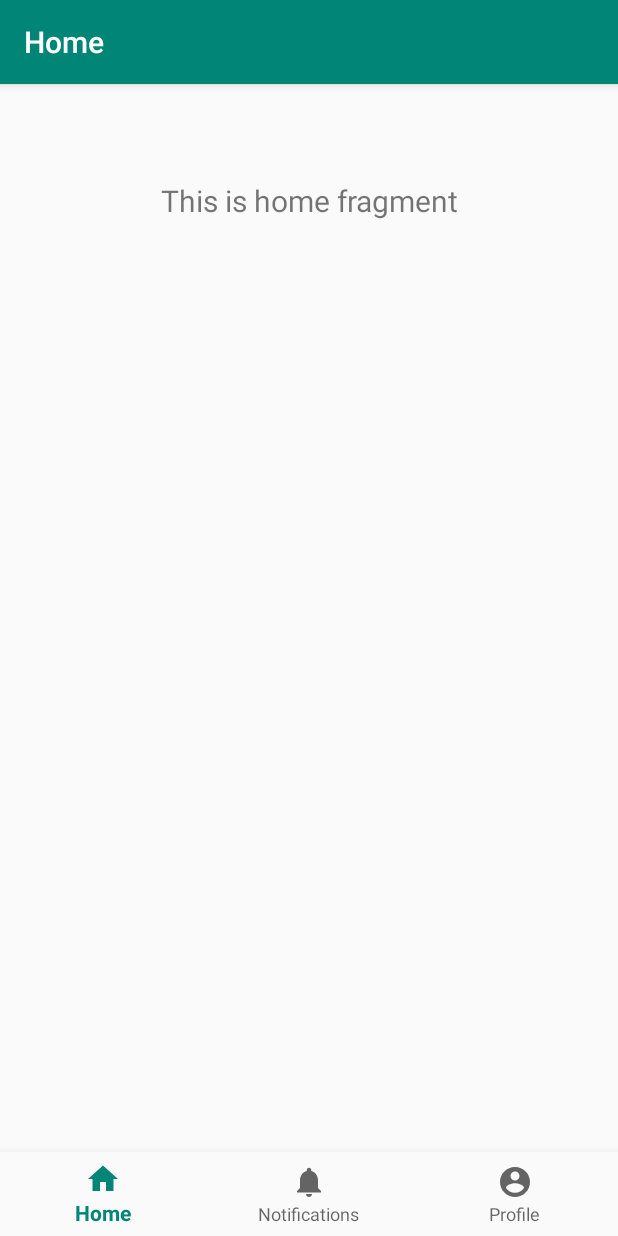
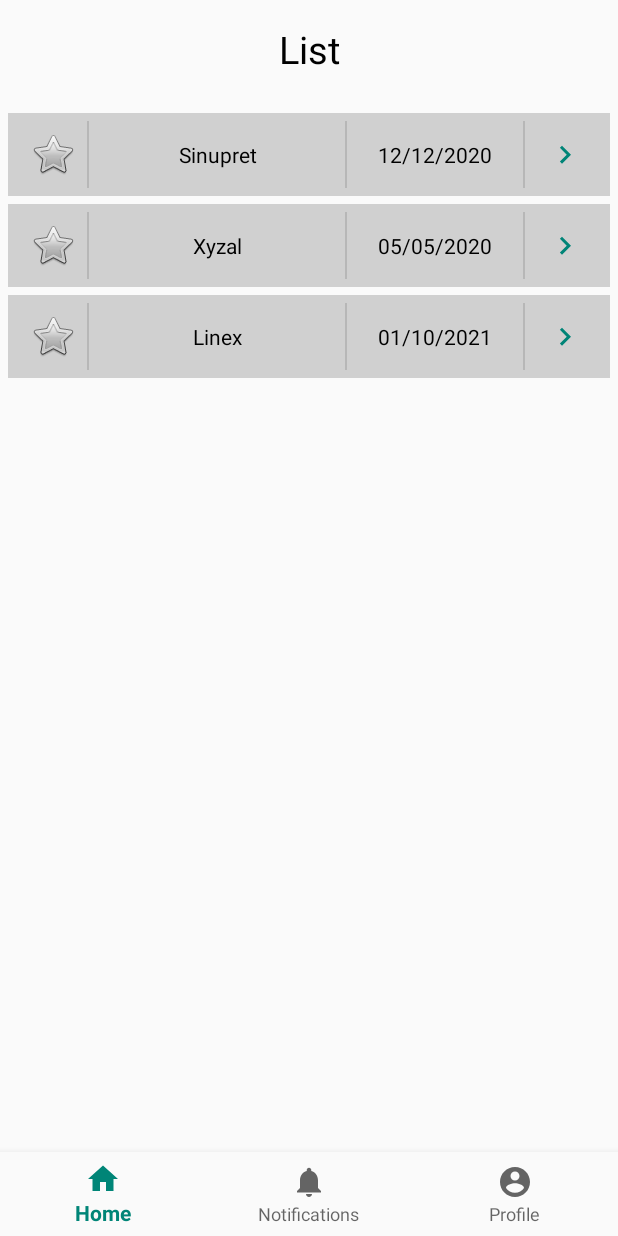
Before and after one commit to ElinaMaleksa/MediCheck2, an Android app: the screen it shows after launch (MainActivity), on a phone screen of 412 x 824 dp. Run offline under Robolectric (Android 15) with nearby library versions, the phone set to English and light mode, and no system bars; our stand-ins replace navigation-ui.

Commit message:
implemented recyclerview in home fragment

```diff
--- a/app/src/main/AndroidManifest.xml
+++ b/app/src/main/AndroidManifest.xml
@@ -1,5 +1,6 @@
 <?xml version="1.0" encoding="utf-8"?>
 <manifest xmlns:android="http://schemas.android.com/apk/res/android"
+    xmlns:tools="http://schemas.android.com/tools"
     package="com.app.medicheck">
 
     <application
@@ -8,7 +9,8 @@
         android:label="@string/app_name"
         android:roundIcon="@mipmap/ic_launcher_round"
         android:supportsRtl="true"
-        android:theme="@style/AppTheme">
+        android:theme="@style/AppTheme"
+        tools:ignore="GoogleAppIndexingWarning">
         <activity
             android:name=".MainActivity"
             android:label="@string/app_name">
@@ -18,6 +20,7 @@
                 <category android:name="android.intent.category.LAUNCHER" />
             </intent-filter>
         </activity>
+        <activity android:name=".ui.home.ProductDetailsActivity" />
     </application>
 
 </manifest>
--- a/app/src/main/java/com/app/medicheck/MainActivity.java
+++ b/app/src/main/java/com/app/medicheck/MainActivity.java
@@ -15,10 +15,14 @@ public class MainActivity extends AppCompatActivity {
     @Override
     protected void onCreate(Bundle savedInstanceState) {
         super.onCreate(savedInstanceState);
+
+        if (getSupportActionBar() != null)
+            getSupportActionBar().hide();
+
         setContentView(R.layout.activity_main);
         BottomNavigationView navView = findViewById(R.id.nav_view);
         // Passing each menu ID as a set of Ids because each
-        // menu should be considered as top level destinations.
+        // menu should be considered as top level destination
         AppBarConfiguration appBarConfiguration = new AppBarConfiguration.Builder(
                     R.id.navigation_home, R.id.navigation_notifications, R.id.navigation_profile)
                 .build();
@@ -26,5 +30,4 @@ public class MainActivity extends AppCompatActivity {
         NavigationUI.setupActionBarWithNavController(this, navController, appBarConfiguration);
         NavigationUI.setupWithNavController(navView, navController);
     }
-
 }
--- a/app/src/main/java/com/app/medicheck/ui/home/HomeFragment.java
+++ b/app/src/main/java/com/app/medicheck/ui/home/HomeFragment.java
@@ -4,32 +4,53 @@ import android.os.Bundle;
 import android.view.LayoutInflater;
 import android.view.View;
 import android.view.ViewGroup;
-import android.widget.TextView;
 
-import androidx.annotation.Nullable;
 import androidx.annotation.NonNull;
 import androidx.fragment.app.Fragment;
-import androidx.lifecycle.Observer;
-import androidx.lifecycle.ViewModelProviders;
+import androidx.recyclerview.widget.LinearLayoutManager;
+import androidx.recyclerview.widget.RecyclerView;
+import androidx.swiperefreshlayout.widget.SwipeRefreshLayout;
 
 import com.app.medicheck.R;
 
+import java.util.ArrayList;
+
 public class HomeFragment extends Fragment {
+    private RecyclerView mRecyclerView;
+    ArrayList<Products> mProductList;
+    RecyclerViewAdapter mRecyclerViewAdapter;
 
-    private HomeViewModel homeViewModel;
+    public View onCreateView(@NonNull LayoutInflater inflater, ViewGroup container, Bundle savedInstanceState) {
+        View root = inflater.inflate(R.layout.fragment_home, container, false);
 
-    public View onCreateView(@NonNull LayoutInflater inflater,
-                             ViewGroup container, Bundle savedInstanceState) {
-        homeViewModel =
-                ViewModelProviders.of(this).get(HomeViewModel.class);
-        View root = inflater.inflate(R.layout.fragment_home, container, false);
-        final TextView textView = root.findViewById(R.id.text_home);
-        homeViewModel.getText().observe(this, new Observer<String>() {
+        mRecyclerView = root.findViewById(R.id.recycler_view);
+        mRecyclerView.setHasFixedSize(true);
+        mRecyclerView.setLayoutManager(new LinearLayoutManager(getContext()));
+
+        mProductList = new ArrayList<>();
+        createList();
+
+        final SwipeRefreshLayout pullToRefresh = root.findViewById(R.id.pullToRefresh);
+        pullToRefresh.setOnRefreshListener(new SwipeRefreshLayout.OnRefreshListener() {
             @Override
-            public void onChanged(@Nullable String s) {
-                textView.setText(s);
+            public void onRefresh() {
+                if (!mProductList.isEmpty()){
+                    //update list
+                    mProductList.clear();
+                }
+                createList();
+                pullToRefresh.setRefreshing(false);
             }
         });
         return root;
     }
+
+    public void createList() {
+        mProductList.add(new Products("Sinupret","12/12/2020"));
+        mProductList.add(new Products("Xyzal","05/05/2020"));
+        mProductList.add(new Products("Linex","01/10/2021"));
+        //add products to list
+        mRecyclerViewAdapter = new RecyclerViewAdapter(HomeFragment.this, mProductList);
+        mRecyclerView.setAdapter(mRecyclerViewAdapter);
+    }
 }
--- a/app/src/main/java/com/app/medicheck/ui/home/HomeViewModel.java
+++ /dev/null
@@ -1,19 +0,0 @@
-package com.app.medicheck.ui.home;
-
-import androidx.lifecycle.LiveData;
-import androidx.lifecycle.MutableLiveData;
-import androidx.lifecycle.ViewModel;
-
-public class HomeViewModel extends ViewModel {
-
-    private MutableLiveData<String> mText;
-
-    public HomeViewModel() {
-        mText = new MutableLiveData<>();
-        mText.setValue("This is home fragment");
-    }
-
-    public LiveData<String> getText() {
-        return mText;
-    }
-}
--- /dev/null
+++ b/app/src/main/java/com/app/medicheck/ui/home/Products.java
@@ -0,0 +1,26 @@
+package com.app.medicheck.ui.home;
+
+public class Products {
+    //String category;
+    String name;
+    //String ingredients;
+    String bestBefore;
+    //String serialNumber;
+
+    public Products(String name, String bestBefore) {
+        this.name = name;
+        this.bestBefore = bestBefore;
+    }
+
+    public String getName() {
+        return name;
+    }
+
+    public void setName(String name) {
+        this.name = name;
+    }
+
+    public String getBestBefore() {
+        return bestBefore;
+    }
+}
--- /dev/null
+++ b/app/src/main/java/com/app/medicheck/ui/home/RecyclerViewAdapter.java
@@ -0,0 +1,71 @@
+package com.app.medicheck.ui.home;
+
+import android.content.Intent;
+import android.view.LayoutInflater;
+import android.view.View;
+import android.view.ViewGroup;
+import android.widget.Button;
+import android.widget.ImageButton;
+import android.widget.TextView;
+
+import com.app.medicheck.R;
+
+import java.util.ArrayList;
+
+import androidx.annotation.NonNull;
+import androidx.recyclerview.widget.RecyclerView;
+
+public class RecyclerViewAdapter extends RecyclerView.Adapter<RecyclerViewAdapter.RecyclerViewHolder>{
+    HomeFragment mHomeFragment;
+    ArrayList<Products> mProductsList;
+
+    public static class RecyclerViewHolder extends RecyclerView.ViewHolder {
+
+        TextView mName, mBestBefore;
+        private ImageButton mButtonSeeMore;
+
+        RecyclerViewHolder(@NonNull View itemView) {
+            super(itemView);
+
+            mName = itemView.findViewById(R.id.product_name);
+            mBestBefore = itemView.findViewById(R.id.best_before);
+            mButtonSeeMore = itemView.findViewById(R.id.button_see_details);
+
+            mButtonSeeMore.setOnClickListener(new View.OnClickListener() {
+            @Override
+            public void onClick(View v) {
+                //Toast.makeText(v.getContext(), "Clicked SeeMoreButton", Toast.LENGTH_SHORT).show();
+                Intent intent = new Intent(mButtonSeeMore.getContext(), ProductDetailsActivity.class);
+                mButtonSeeMore.getContext().startActivity(intent);
+
+            }
+        });
+        }
+    }
+
+    public RecyclerViewAdapter(HomeFragment homeFragment, ArrayList<Products> products) {
+        this.mHomeFragment = homeFragment;
+        this.mProductsList = products;
+    }
+
+    @Override
+    @NonNull
+      public RecyclerViewHolder onCreateViewHolder(@NonNull ViewGroup viewGroup, int i) {
+          LayoutInflater layoutInflater = LayoutInflater.from(mHomeFragment.getContext());
+          View view = layoutInflater.inflate(R.layout.product_list_item, viewGroup, false);
+
+          return new RecyclerViewHolder(view);
+      }
+
+    @Override
+    public void onBindViewHolder(@NonNull RecyclerViewHolder holder, int i) {
+        holder.mName.setText(mProductsList.get(i).getName());
+        holder.mBestBefore.setText(mProductsList.get(i).getBestBefore());
+
+    }
+
+    @Override
+    public int getItemCount() {
+        return (mProductsList == null) ? 0 : mProductsList.size();
+    }
+}
--- /dev/null
+++ b/app/src/main/res/drawable/arrow_right_24dp.xml
@@ -0,0 +1,5 @@
+<vector android:height="24dp" android:tint="#008477"
+    android:viewportHeight="24.0" android:viewportWidth="24.0"
+    android:width="24dp" xmlns:android="http://schemas.android.com/apk/res/android">
+    <path android:fillColor="#FF000000" android:pathData="M8.59,16.34l4.58,-4.59 -4.58,-4.59L10,5.75l6,6 -6,6z"/>
+</vector>
--- /dev/null
+++ b/app/src/main/res/drawable/star.xml
@@ -0,0 +1,5 @@
+<?xml version="1.0" encoding="utf-8"?>
+<selector xmlns:android="http://schemas.android.com/apk/res/android">
+    <item android:state_checked="true" android:drawable="@android:drawable/btn_star_big_on" />
+    <item android:state_checked="false" android:drawable="@android:drawable/btn_star_big_off" />
+</selector>
--- a/app/src/main/res/layout/activity_main.xml
+++ b/app/src/main/res/layout/activity_main.xml
@@ -1,10 +1,10 @@
 <?xml version="1.0" encoding="utf-8"?>
-<androidx.constraintlayout.widget.ConstraintLayout xmlns:android="http://schemas.android.com/apk/res/android"
+<androidx.constraintlayout.widget.ConstraintLayout
+    xmlns:android="http://schemas.android.com/apk/res/android"
     xmlns:app="http://schemas.android.com/apk/res-auto"
     android:id="@+id/container"
     android:layout_width="match_parent"
-    android:layout_height="match_parent"
-    android:paddingTop="?attr/actionBarSize">
+    android:layout_height="match_parent">
 
     <com.google.android.material.bottomnavigation.BottomNavigationView
         android:id="@+id/nav_view"
--- a/app/src/main/res/layout/fragment_home.xml
+++ b/app/src/main/res/layout/fragment_home.xml
@@ -1,19 +1,29 @@
 <?xml version="1.0" encoding="utf-8"?>
-<androidx.constraintlayout.widget.ConstraintLayout xmlns:android="http://schemas.android.com/apk/res/android"
-    xmlns:app="http://schemas.android.com/apk/res-auto"
+<androidx.swiperefreshlayout.widget.SwipeRefreshLayout
+    xmlns:android="http://schemas.android.com/apk/res/android"
+    android:id="@+id/pullToRefresh"
     android:layout_width="match_parent"
-    android:layout_height="match_parent">
+    android:layout_height="wrap_content">
 
-    <TextView
-        android:id="@+id/text_home"
+    <LinearLayout
         android:layout_width="match_parent"
-        android:layout_height="wrap_content"
-        android:layout_marginStart="8dp"
-        android:layout_marginTop="8dp"
-        android:layout_marginEnd="8dp"
-        android:textAlignment="center"
-        android:textSize="20sp"
-        app:layout_constraintEnd_toEndOf="parent"
-        app:layout_constraintStart_toStartOf="parent"
-        app:layout_constraintTop_toTopOf="parent" />
-</androidx.constraintlayout.widget.ConstraintLayout>
+        android:layout_height="match_parent"
+        android:orientation="vertical">
+        <TextView
+            android:id="@+id/titleDetails"
+            android:layout_width="match_parent"
+            android:layout_height="wrap_content"
+            android:text="@string/title_products"
+            android:textSize="25sp"
+            android:textColor="@color/colorTextBlack"
+            android:layout_marginTop="15dp"
+            android:textAlignment="center"
+            android:layout_marginBottom="20dp"/>
+
+        <androidx.recyclerview.widget.RecyclerView
+            android:layout_width="match_parent"
+            android:layout_height="match_parent"
+            android:id="@+id/recycler_view"
+            android:padding="5dp"/>
+    </LinearLayout>
+</androidx.swiperefreshlayout.widget.SwipeRefreshLayout>
--- /dev/null
+++ b/app/src/main/res/layout/product_list_item.xml
@@ -0,0 +1,53 @@
+<?xml version="1.0" encoding="utf-8"?>
+<LinearLayout xmlns:android="http://schemas.android.com/apk/res/android"
+    xmlns:app="http://schemas.android.com/apk/res-auto"
+    android:orientation="horizontal"
+    android:layout_width="match_parent"
+    android:layout_height="wrap_content"
+    android:weightSum="100"
+    android:background="@color/grayLight"
+    android:gravity="center"
+    android:layout_marginBottom="5dp"
+    android:divider="?android:dividerVertical"
+    android:showDividers="middle"
+    android:padding="5dp"
+    android:minHeight="55dp">
+
+    <CheckBox
+        android:id="@+id/add_item_to_favorite"
+        android:layout_width="0dp"
+        android:layout_height="match_parent"
+        android:layout_weight="11"
+        android:layout_marginStart="10dp"
+        android:button="@drawable/star" />
+
+    <TextView
+        android:layout_width="0dp"
+        android:layout_height="wrap_content"
+        android:id="@+id/product_name"
+        app:autoSizeTextType="uniform"
+        android:layout_weight="45"
+        android:text="@string/product_name"
+        android:layout_margin="5dp"
+        android:gravity="center"
+        android:textColor="@color/colorTextBlack" />
+
+    <TextView
+        android:layout_width="0dp"
+        android:layout_height="wrap_content"
+        android:id="@+id/best_before"
+        app:autoSizeTextType="uniform"
+        android:layout_weight="30"
+        android:text="@string/best_before"
+        android:layout_margin="5dp"
+        android:gravity="center"
+        android:textColor="@color/colorTextBlack" />
+
+    <ImageButton
+        android:layout_width="0dp"
+        android:layout_height="match_parent"
+        android:layout_weight="15"
+        android:id="@+id/button_see_details"
+        android:src="@drawable/arrow_right_24dp"
+        android:background="@color/grayLight"/>
+</LinearLayout>
--- a/app/src/main/res/values/colors.xml
+++ b/app/src/main/res/values/colors.xml
@@ -3,4 +3,6 @@
     <color name="colorPrimary">#008577</color>
     <color name="colorPrimaryDark">#00574B</color>
     <color name="colorAccent">#D81B60</color>
+    <color name="colorTextBlack">#000</color>
+    <color name="grayLight">#D0D0D0</color>
 </resources>
--- a/app/src/main/res/values/strings.xml
+++ b/app/src/main/res/values/strings.xml
@@ -3,4 +3,12 @@
     <string name="title_home">Home</string>
     <string name="title_notifications">Notifications</string>
     <string name="title_profile">Profile</string>
+    <string name="product_name">ProductName</string>
+    <string name="best_before">BestBeforeDate</string>
+    <string name="see_details_button">See more</string>
+    <string name="title_details">Details</string>
+    <string name="title_products">List</string>
+    <string name="add_to_favourite">Favourite</string>
+    <string name="ingredients">Ingredients</string>
+
 </resources>
--- a/build.gradle
+++ b/build.gradle
@@ -7,7 +7,7 @@ buildscript {
 
     }
     dependencies {
-        classpath 'com.android.tools.build:gradle:3.5.0'
+        classpath 'com.android.tools.build:gradle:3.5.2'
 
         // NOTE: Do not place your application dependencies here; they belong
         // in the individual module build.gradle files
```
Also changed, not shown: app/src/main/java/com/app/medicheck/ui/home/ProductDetailsActivity.java (added, +31 -0 lines), app/src/main/res/layout/activity_product_details.xml (added, +51 -0 lines).
